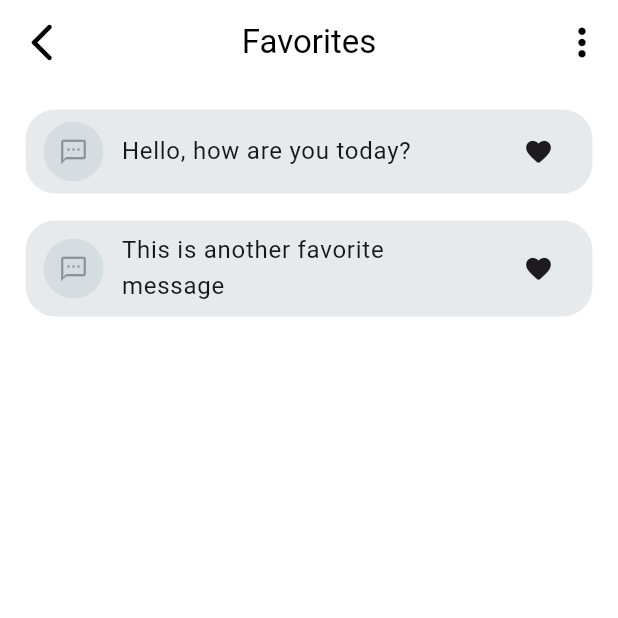
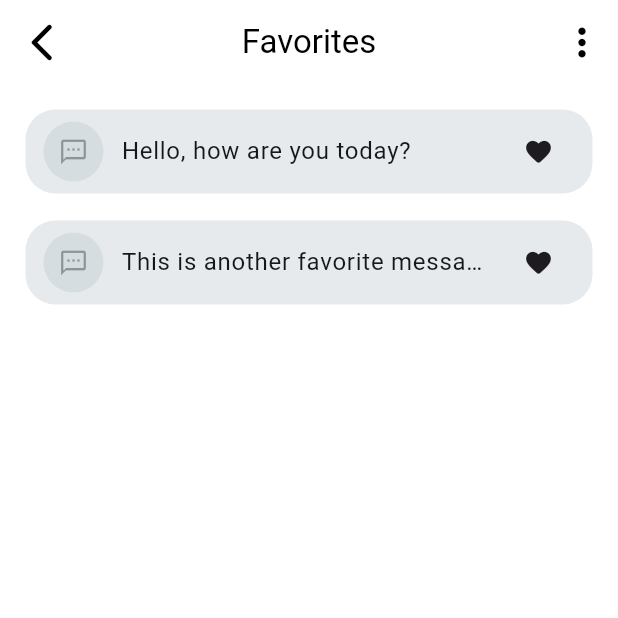
Before and after one commit to jonaldpaner/BadBad, a Flutter app: the screen it shows after launch, in the side drawer, after a tap on "Favorites", on a phone screen of 412 x 824 dp, the top half of it. Run offline on Flutter 3.47's test engine with Material 3 defaults, Android fonts, the phone set to English and light mode, and no system bars; our stand-ins replace camera, image_picker; missing offline and left inert: google_mlkit_text_recognition.

Commit message:
fix the card size

```diff
--- a/lib/components/favorites_card.dart
+++ b/lib/components/favorites_card.dart
@@ -53,6 +53,8 @@ class FavoritesCardWidget extends StatelessWidget {
                 Expanded(
                   child: Text(
                     text,
+                    maxLines: 1,
+                    overflow: TextOverflow.ellipsis,
                     style: theme.textTheme.bodyLarge?.copyWith(
                       color: const Color(0xFF14181B),
                       fontSize: 16,
--- a/lib/components/history_card.dart
+++ b/lib/components/history_card.dart
@@ -59,6 +59,8 @@ class HistoryCardWidget extends StatelessWidget {
               Expanded(
                 child: Text(
                   message,
+                  maxLines: 1,
+                  overflow: TextOverflow.ellipsis,
                   style: theme.textTheme.bodyLarge?.copyWith(
                     color: const Color(0xFF14181B),
                     fontSize: 16,
@@ -67,6 +69,7 @@ class HistoryCardWidget extends StatelessWidget {
                   ),
                 ),
               ),
+
               const SizedBox(width: 8),
               // Right Icon Button Container (like favorite button style)
               Container(
--- a/lib/components/translation_input_card.dart
+++ b/lib/components/translation_input_card.dart
@@ -58,11 +58,17 @@ class TranslationInputCard extends StatelessWidget {
                   ],
                 ),
                 const SizedBox(height: 4),
-                TextFormField(
+                ConstrainedBox(
+                  constraints: BoxConstraints(
+                    maxHeight: 150, // max height you want, adjust as needed
+                  ),
+                  child: TextFormField(
                     controller: textController,
                     focusNode: focusNode,
-                  maxLines: null,
+                    maxLines: null, // allow multiline
                     maxLength: 300,
+                    keyboardType: TextInputType.multiline,
+                    scrollPhysics: const BouncingScrollPhysics(), // enable scrolling inside field
                     decoration: InputDecoration(
                       counterText: '',
                       hintText: 'Type or paste text here',
@@ -79,12 +85,11 @@ class TranslationInputCard extends StatelessWidget {
                         '$currentLength / $maxLength',
                         style: TextStyle(
                           fontSize: 12,
-                        color: currentLength > maxLength!
-                            ? Colors.red
-                            : Colors.grey[600],
+                          color: currentLength > maxLength! ? Colors.red : Colors.grey[600],
                         ),
                       );
                     },
+                  ),
                 ),
                 const SizedBox(height: 12),
                 Row(
```
Also changed, not shown: lib/pages/home_page.dart (+9 -5 lines). Lines whose indentation alone changed are shown as unchanged.
